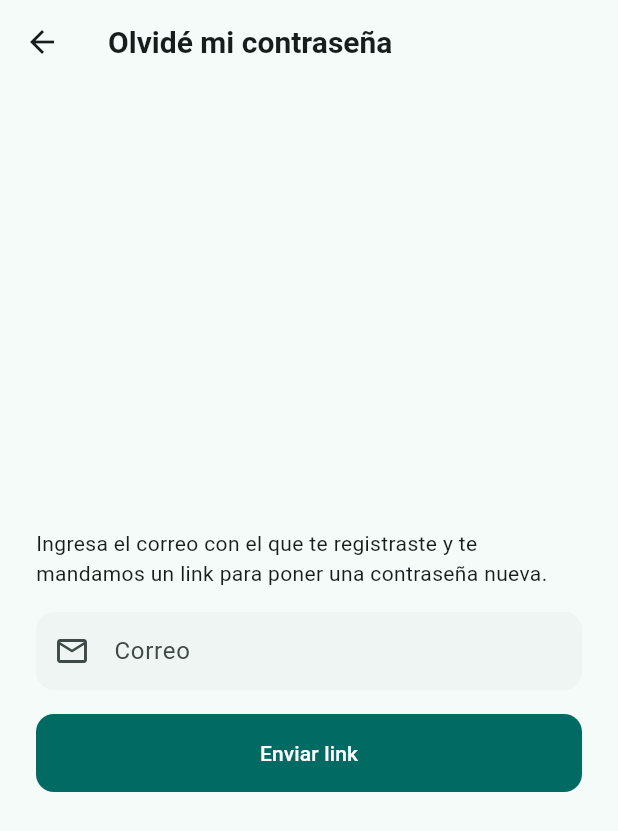
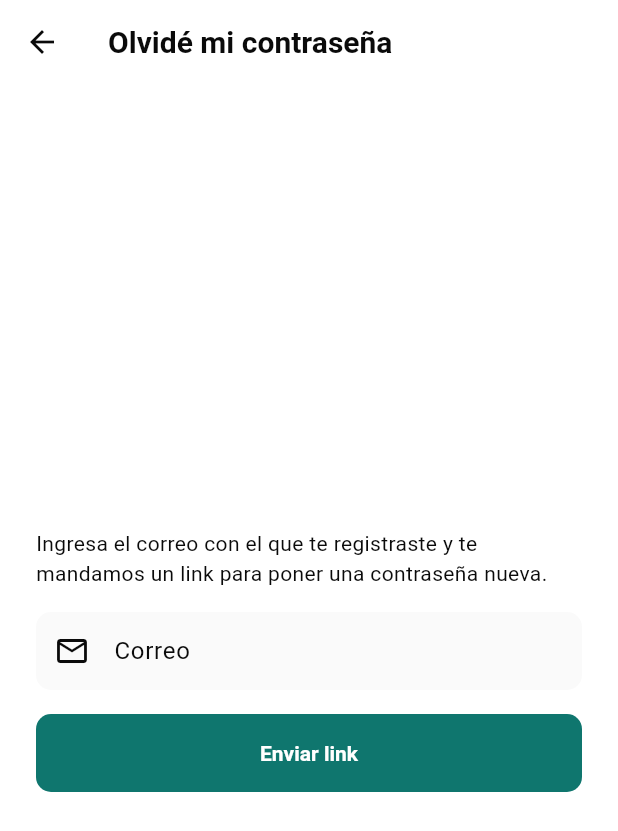
Before and after one commit to PocketBait/APP, a Flutter app: the screen it shows after launch, after a tap on "¿Olvidaste tu contraseña?", on a phone screen of 412 x 824 dp. Shown: the top 831 px of the screen. Run offline on Flutter 3.47's test engine with Material 3 defaults, Android fonts, the phone set to English and light mode, and no system bars; our stand-ins replace flutter_dotenv, flutter_riverpod, go_router, google_sign_in, sign_in_with_apple, supabase_flutter; accounts and stored records are empty.

Commit message:
Rediseñar el tema visual inspirado en Instagram
Paleta plana y minimalista en vez de los "contenedores" tintados de
color que trae Material por default: fondo blanco/negro, texto en
negro/gris, y el acento de marca (verde-azulado) reservado solo para lo
que importa (botón principal, links, seleccionado en la barra inferior,
bolita de notificación en rojo).

- Cards con borde delgado en vez de relleno de color.
- Chips tipo "outline" en vez de pastillas sólidas.
- Inputs rellenos en gris claro sin borde visible (como el login de
  Instagram).
- Barra de navegación inferior sin la "pastilla" de Material — la
  pestaña activa se distingue por el ícono relleno + color.

Verificado visualmente con capturas (Playwright + Chromium local, luz y
oscuro) además de flutter analyze / test.

```diff
--- a/lib/core/theme/app_theme.dart
+++ b/lib/core/theme/app_theme.dart
@@ -3,29 +3,68 @@ import 'package:flutter/material.dart';
 /// Tema visual único de PocketBait. Centralizado acá para que ninguna
 /// pantalla defina colores "a mano" — así la app se ve consistente y es
 /// trivial ajustar la identidad visual más adelante.
+///
+/// Inspirado en el lenguaje visual de Instagram: fondo blanco/negro plano,
+/// texto en negro/gris (nada de superficies "pintadas" de color como hace
+/// Material por default), y el color de marca reservado solo para lo que
+/// importa — botones principales, links, seleccionado en la barra inferior
+/// y la bolita de notificación.
 abstract final class AppTheme {
-  // Azul-verde: transmite confianza/control (relevante para una app que
-  // maneja permisos entre personas), distinto del "rojo alerta" de las
-  // apps de bloqueo genéricas.
-  static const _seed = Color(0xFF0F766E);
+  // Verde-azulado: el acento de marca de PocketBait. A propósito NO es el
+  // azul de Instagram — tomamos de ahí la simpleza de la estructura, no
+  // la paleta. Es el único color "fuerte" en toda la app.
+  static const _accent = Color(0xFF0F766E);
+  static const _accentDark = Color(0xFF2DD4BF);
 
-  static ThemeData light() => _base(Brightness.light);
-  static ThemeData dark() => _base(Brightness.dark);
+  // Rojo tipo Instagram para errores y la bolita de notificación.
+  static const _error = Color(0xFFED4956);
 
-  static ThemeData _base(Brightness brightness) {
-    final scheme = ColorScheme.fromSeed(
-      seedColor: _seed,
-      brightness: brightness,
-    );
+  static ThemeData light() => _base(_lightScheme);
+  static ThemeData dark() => _base(_darkScheme);
 
+  static final _lightScheme = ColorScheme.light(
+    primary: _accent,
+    onPrimary: Colors.white,
+    primaryContainer: _accent,
+    onPrimaryContainer: Colors.white,
+    secondary: _accent,
+    surface: Colors.white,
+    onSurface: const Color(0xFF0A0A0A),
+    surfaceContainerLow: const Color(0xFFFAFAFA),
+    surfaceContainerHighest: const Color(0xFFF2F2F2),
+    outline: const Color(0xFF8E8E8E),
+    outlineVariant: const Color(0xFFDBDBDB),
+    error: _error,
+    onError: Colors.white,
+  );
+
+  static final _darkScheme = ColorScheme.dark(
+    primary: _accentDark,
+    onPrimary: Colors.black,
+    primaryContainer: _accentDark,
+    onPrimaryContainer: Colors.black,
+    secondary: _accentDark,
+    surface: const Color(0xFF000000),
+    onSurface: const Color(0xFFF5F5F5),
+    surfaceContainerLow: const Color(0xFF1A1A1A),
+    surfaceContainerHighest: const Color(0xFF262626),
+    outline: const Color(0xFF8E8E8E),
+    outlineVariant: const Color(0xFF262626),
+    error: _error,
+    onError: Colors.black,
+  );
+
+  static ThemeData _base(ColorScheme scheme) {
     return ThemeData(
       useMaterial3: true,
       colorScheme: scheme,
       scaffoldBackgroundColor: scheme.surface,
+      dividerColor: scheme.outlineVariant,
       appBarTheme: AppBarTheme(
         backgroundColor: scheme.surface,
         foregroundColor: scheme.onSurface,
         elevation: 0,
+        scrolledUnderElevation: 0,
         centerTitle: false,
         titleTextStyle: TextStyle(
           color: scheme.onSurface,
@@ -33,11 +72,14 @@ abstract final class AppTheme {
           fontWeight: FontWeight.w700,
         ),
       ),
+      // Tarjetas planas con un borde delgado en vez de un fondo "pintado"
+      // — es lo que le da el aire limpio/minimalista, no relleno de color.
       cardTheme: CardThemeData(
         elevation: 0,
-        color: scheme.surfaceContainerLow,
+        color: scheme.surface,
         shape: RoundedRectangleBorder(
-          borderRadius: BorderRadius.circular(16),
+          borderRadius: BorderRadius.circular(12),
+          side: BorderSide(color: scheme.outlineVariant),
         ),
         margin: EdgeInsets.zero,
       ),
@@ -45,50 +87,91 @@ abstract final class AppTheme {
         style: FilledButton.styleFrom(
           padding: const EdgeInsets.symmetric(horizontal: 24, vertical: 14),
           shape: RoundedRectangleBorder(
-            borderRadius: BorderRadius.circular(12),
+            borderRadius: BorderRadius.circular(10),
           ),
+          textStyle: const TextStyle(fontWeight: FontWeight.w700),
         ),
       ),
       outlinedButtonTheme: OutlinedButtonThemeData(
         style: OutlinedButton.styleFrom(
           padding: const EdgeInsets.symmetric(horizontal: 24, vertical: 14),
+          side: BorderSide(color: scheme.outlineVariant),
+          foregroundColor: scheme.onSurface,
           shape: RoundedRectangleBorder(
-            borderRadius: BorderRadius.circular(12),
+            borderRadius: BorderRadius.circular(10),
           ),
+          textStyle: const TextStyle(fontWeight: FontWeight.w700),
         ),
       ),
+      textButtonTheme: TextButtonThemeData(
+        style: TextButton.styleFrom(foregroundColor: scheme.primary),
+      ),
+      // Campos de texto rellenos en gris muy claro, sin borde visible —
+      // el mismo look que el formulario de login de Instagram.
       inputDecorationTheme: InputDecorationTheme(
         filled: true,
         fillColor: scheme.surfaceContainerLow,
         border: OutlineInputBorder(
-          borderRadius: BorderRadius.circular(12),
+          borderRadius: BorderRadius.circular(10),
           borderSide: BorderSide.none,
         ),
         contentPadding:
             const EdgeInsets.symmetric(horizontal: 16, vertical: 14),
       ),
+      // Chips tipo "outline" (contorno, sin relleno) en vez de pastillas
+      // de color sólido.
       chipTheme: ChipThemeData(
-        backgroundColor: scheme.surfaceContainerLow,
-        side: BorderSide.none,
+        backgroundColor: scheme.surface,
+        side: BorderSide(color: scheme.outlineVariant),
+        labelStyle: TextStyle(color: scheme.onSurface, fontSize: 13),
         shape: RoundedRectangleBorder(
-          borderRadius: BorderRadius.circular(10),
+          borderRadius: BorderRadius.circular(8),
         ),
       ),
       listTileTheme: ListTileThemeData(
         shape: RoundedRectangleBorder(
-          borderRadius: BorderRadius.circular(16),
+          borderRadius: BorderRadius.circular(12),
         ),
         contentPadding: const EdgeInsets.symmetric(horizontal: 16),
       ),
+      // Barra inferior sin la "pastilla" de indicador de Material — el
+      // ícono relleno + el color de acento ya marcan la pestaña activa,
+      // igual que en Instagram.
       navigationBarTheme: NavigationBarThemeData(
         backgroundColor: scheme.surface,
-        indicatorColor: scheme.primaryContainer,
+        indicatorColor: Colors.transparent,
         elevation: 0,
+        height: 62,
+        labelTextStyle: WidgetStateProperty.resolveWith((states) {
+          final selected = states.contains(WidgetState.selected);
+          return TextStyle(
+            fontSize: 11,
+            fontWeight: selected ? FontWeight.w700 : FontWeight.w500,
+            color: selected ? scheme.onSurface : scheme.outline,
+          );
+        }),
+        iconTheme: WidgetStateProperty.resolveWith((states) {
+          final selected = states.contains(WidgetState.selected);
+          return IconThemeData(
+            color: selected ? scheme.onSurface : scheme.outline,
+          );
+        }),
+      ),
+      badgeTheme: BadgeThemeData(
+        backgroundColor: scheme.error,
+        textColor: scheme.onError,
+      ),
+      dividerTheme: DividerThemeData(
+        color: scheme.outlineVariant,
+        thickness: 1,
+        space: 1,
       ),
       snackBarTheme: SnackBarThemeData(
+        backgroundColor: scheme.onSurface,
+        contentTextStyle: TextStyle(color: scheme.surface),
         behavior: SnackBarBehavior.floating,
         shape: RoundedRectangleBorder(
-          borderRadius: BorderRadius.circular(12),
+          borderRadius: BorderRadius.circular(10),
         ),
       ),
     );
```
